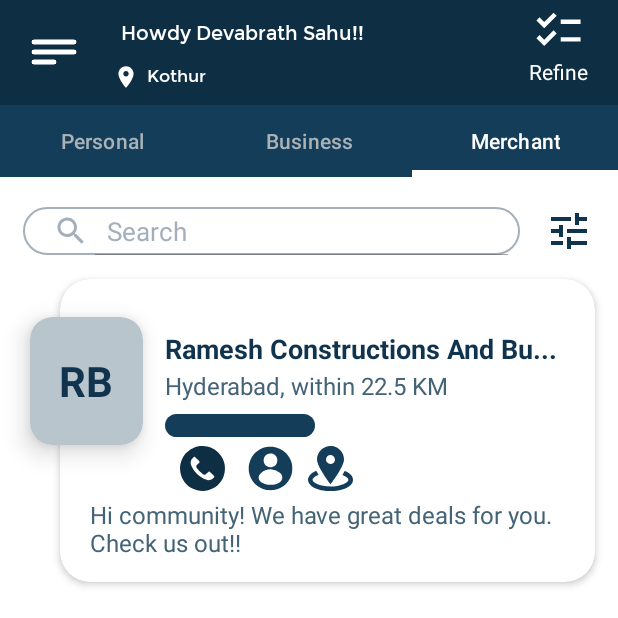
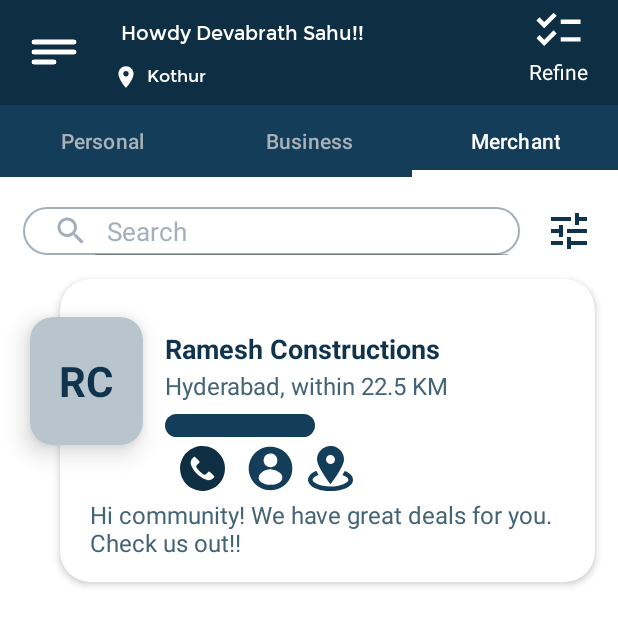
Before and after one commit to devabrath/Netclan_assignment, an Android app: the screen it shows after launch (MainActivity), tab 3 chosen, on a phone screen of 412 x 824 dp, the top half of it. Run offline under Robolectric (Android 15) with nearby library versions, the phone set to English and light mode, and no system bars.

Commit message:
minor fix and added apk

```diff
--- a/app/src/main/res/layout/fragment_merchant.xml
+++ b/app/src/main/res/layout/fragment_merchant.xml
@@ -73,7 +73,7 @@
                             android:layout_marginLeft="70dp"
                             android:layout_marginTop="34dp"
                             android:gravity="left"
-                            android:text="Ramesh Constructions And Bu..."
+                            android:text="Ramesh Constructions"
                             android:textStyle="bold"
                             android:textAlignment="gravity"
                             android:textColor="#10334e"
@@ -163,7 +163,7 @@
                     <TextView
                         android:layout_width="wrap_content"
                         android:layout_height="wrap_content"
-                        android:text="RB"
+                        android:text="RC"
                         android:layout_gravity="center"
                         android:textSize="28dp"
                         android:textStyle="bold"
@@ -466,7 +466,7 @@
                             android:layout_marginLeft="70dp"
                             android:layout_marginTop="34dp"
                             android:gravity="left"
-                            android:text="Creekside International Scho.."
+                            android:text="Creekside International"
                             android:textStyle="bold"
                             android:textAlignment="gravity"
                             android:textColor="#10334e"
@@ -556,7 +556,7 @@
                     <TextView
                         android:layout_width="wrap_content"
                         android:layout_height="wrap_content"
-                        android:text="CS"
+                        android:text="CI"
                         android:layout_gravity="center"
                         android:textSize="28dp"
                         android:textStyle="bold"
```
